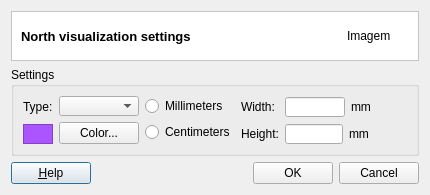
Qt form src/terralib/layout/qt/ui/NorthSettings.ui (claudiobogossian/terraprint) before a commit.
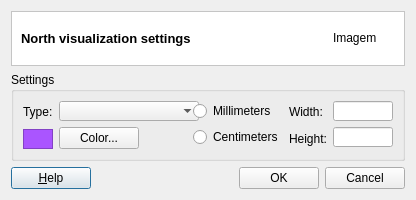
The same form after that commit.

Commit message: North Item Configuration Window: Remove the "mm" labels and increase the north type combobox. refs #359

Diff of the .ui file:
```diff
--- a/src/terralib/layout/qt/ui/NorthSettings.ui
+++ b/src/terralib/layout/qt/ui/NorthSettings.ui
@@ -6,8 +6,8 @@
    <rect>
     <x>0</x>
     <y>0</y>
-    <width>430</width>
-    <height>195</height>
+    <width>416</width>
+    <height>200</height>
    </rect>
   </property>
   <property name="sizePolicy">
@@ -18,14 +18,14 @@
   </property>
   <property name="minimumSize">
    <size>
-    <width>430</width>
-    <height>195</height>
+    <width>416</width>
+    <height>200</height>
    </size>
   </property>
   <property name="maximumSize">
    <size>
-    <width>430</width>
-    <height>195</height>
+    <width>416</width>
+    <height>200</height>
    </size>
   </property>
   <property name="windowTitle">
@@ -33,6 +33,8 @@
   </property>
   <layout class="QGridLayout" name="gridLayout_2">
    <item row="0" column="0">
+    <layout class="QVBoxLayout" name="verticalLayout_5">
+     <item>
     <widget class="QFrame" name="NorthSettirngs">
      <property name="styleSheet">
       <string notr="true">QWidget { background: white }</string>
@@ -89,7 +91,7 @@
      </layout>
     </widget>
    </item>
-   <item row="1" column="0">
+     <item>
     <widget class="QGroupBox" name="grpSettingsCenter">
      <property name="title">
       <string>Settings</string>
@@ -99,7 +101,7 @@
      </property>
      <layout class="QGridLayout" name="gridLayout">
       <item row="0" column="0">
-       <layout class="QHBoxLayout" name="horizontalLayout_5">
+         <layout class="QHBoxLayout" name="horizontalLayout_3">
         <item>
          <layout class="QVBoxLayout" name="verticalLayout">
           <item>
@@ -590,7 +592,7 @@
             </property>
             <property name="minimumSize">
              <size>
-              <width>80</width>
+                <width>140</width>
               <height>20</height>
              </size>
             </property>
@@ -603,6 +605,8 @@
            </widget>
           </item>
           <item>
+             <layout class="QHBoxLayout" name="horizontalLayout">
+              <item>
            <widget class="QPushButton" name="btnColor">
             <property name="text">
              <string>Color...</string>
@@ -612,23 +616,23 @@
             </property>
            </widget>
           </item>
-         </layout>
-        </item>
         <item>
-         <spacer name="horizontalSpacerSettings">
+               <spacer name="horizontalSpacer">
           <property name="orientation">
            <enum>Qt::Horizontal</enum>
           </property>
           <property name="sizeHint" stdset="0">
            <size>
-            <width>13</width>
+                  <width>40</width>
             <height>20</height>
            </size>
           </property>
          </spacer>
         </item>
-        <item>
-         <layout class="QHBoxLayout" name="horizontalLayout_4">
+             </layout>
+            </item>
+           </layout>
+          </item>
           <item>
            <layout class="QGridLayout" name="gridLayoutRdb">
             <item row="0" column="0">
@@ -648,8 +652,6 @@
            </layout>
           </item>
           <item>
-           <layout class="QHBoxLayout" name="horizontalLayout_3">
-            <item>
              <layout class="QVBoxLayout" name="verticalLayout_3">
               <item>
                <widget class="QLabel" name="labelWidth">
@@ -670,8 +672,6 @@
             <item>
              <layout class="QVBoxLayout" name="verticalLayout_4">
               <item>
-               <layout class="QHBoxLayout" name="horizontalLayout_2">
-                <item>
                  <widget class="QLineEdit" name="lineEditNorthWidth">
                   <property name="sizePolicy">
                    <sizepolicy hsizetype="Fixed" vsizetype="Fixed">
@@ -700,17 +700,6 @@
                  </widget>
                 </item>
                 <item>
-                 <widget class="QLabel" name="label">
-                  <property name="text">
-                   <string>mm</string>
-                  </property>
-                 </widget>
-                </item>
-               </layout>
-              </item>
-              <item>
-               <layout class="QHBoxLayout" name="horizontalLayout">
-                <item>
                  <widget class="QLineEdit" name="lineEditNorthHeight">
                   <property name="sizePolicy">
                    <sizepolicy hsizetype="Fixed" vsizetype="Fixed">
@@ -726,40 +715,15 @@
                   </property>
                  </widget>
                 </item>
+           </layout>
+          </item>
+         </layout>
+        </item>
+       </layout>
+      </widget>
+     </item>
                 <item>
-                 <widget class="QLabel" name="label_2">
-                  <property name="minimumSize">
-                   <size>
-                    <width>65</width>
-                    <height>20</height>
-                   </size>
-                  </property>
-                  <property name="maximumSize">
-                   <size>
-                    <width>65</width>
-                    <height>20</height>
-                   </size>
-                  </property>
-                  <property name="text">
-                   <string>mm</string>
-                  </property>
-                 </widget>
-                </item>
-               </layout>
-              </item>
-             </layout>
-            </item>
-           </layout>
-          </item>
-         </layout>
-        </item>
-       </layout>
-      </item>
-     </layout>
-    </widget>
-   </item>
-   <item row="2" column="0">
-    <layout class="QHBoxLayout" name="horizontalLayout_6">
+      <layout class="QHBoxLayout" name="horizontalLayout_2">
      <item>
       <widget class="QPushButton" name="helpPushButton">
        <property name="text">
@@ -777,7 +741,7 @@
        </property>
        <property name="sizeHint" stdset="0">
         <size>
-         <width>128</width>
+           <width>88</width>
          <height>20</height>
         </size>
        </property>
@@ -800,8 +764,8 @@
     </layout>
    </item>
   </layout>
-  <zorder>grpSettingsCenter</zorder>
-  <zorder>NorthSettirngs</zorder>
+   </item>
+  </layout>
  </widget>
  <resources/>
  <connections/>
```
Lines whose indentation alone changed are shown as unchanged.
